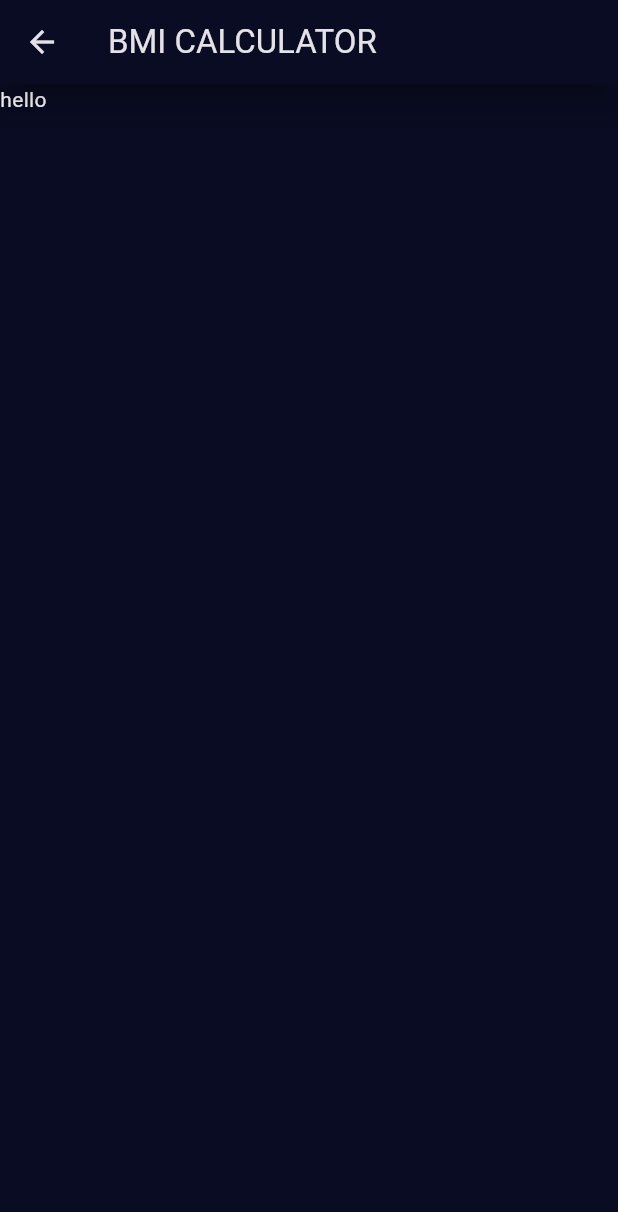
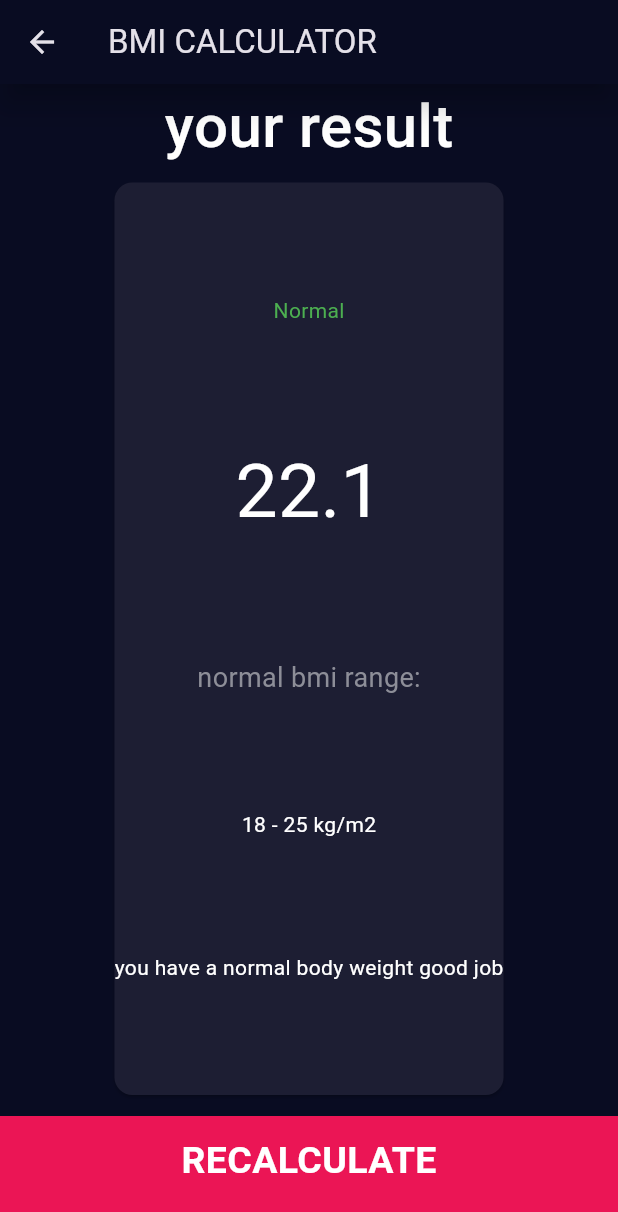
Before and after one commit to youssefzouari/bmi_caaalculator, a Flutter app: the screen it shows after launch, after a tap on "CALCULATE", on a phone screen of 412 x 824 dp. Shown: the top 1212 px of the screen. Run offline on Flutter 3.47's test engine with Material 3 defaults, Android fonts, the phone set to English and light mode, and no system bars; our stand-ins replace font_awesome_flutter.

Commit message:
sixth commit

```diff
--- a/lib/constants.dart
+++ b/lib/constants.dart
@@ -6,3 +6,4 @@ const kBottomcontainercolor = Color(0xFFEB1555);
 const kLabeltextstyle=TextStyle(fontSize: 18.0 ,color: Color(0xFF8D8E98));
 const khugeTextStyle=TextStyle(fontSize: 60.0, fontWeight: FontWeight.w900,);
 const kSmalltextStyle=TextStyle(fontSize: 40.0, fontWeight: FontWeight.w500,);
+const kLArgebuttontextstyle=TextStyle(fontSize: 25.0, fontWeight: FontWeight.bold,);
--- a/lib/inputpage.dart
+++ b/lib/inputpage.dart
@@ -154,13 +154,23 @@ class _InputPageState extends State<InputPage> {
                         Row(
                           mainAxisAlignment: MainAxisAlignment.center,
                           children: [
-                            RoundIconButton(faIcon: FontAwesomeIcons.minus, onPress: (){setState(() {
-                              weight--;
-                            });}),
+                            RoundIconButton(
+                              faIcon: FontAwesomeIcons.minus,
+                              onPress: () {
+                                setState(() {
+                                  weight--;
+                                });
+                              },
+                            ),
                             Text(weight.toString(), style: khugeTextStyle),
-                            RoundIconButton(faIcon: FontAwesomeIcons.plus, onPress: (){setState(() {
-                              weight++;
-                            });})
+                            RoundIconButton(
+                              faIcon: FontAwesomeIcons.plus,
+                              onPress: () {
+                                setState(() {
+                                  weight++;
+                                });
+                              },
+                            ),
                           ],
                         ),
                       ],
@@ -179,13 +189,23 @@ class _InputPageState extends State<InputPage> {
                         Row(
                           mainAxisAlignment: MainAxisAlignment.center,
                           children: [
-                            RoundIconButton(faIcon: FontAwesomeIcons.minus, onPress: (){setState(() {
-                              age--;
-                            });}),
+                            RoundIconButton(
+                              faIcon: FontAwesomeIcons.minus,
+                              onPress: () {
+                                setState(() {
+                                  age--;
+                                });
+                              },
+                            ),
                             Text(age.toString(), style: khugeTextStyle),
-                            RoundIconButton(faIcon: FontAwesomeIcons.plus, onPress: (){setState(() {
-                              age++;
-                            });})
+                            RoundIconButton(
+                              faIcon: FontAwesomeIcons.plus,
+                              onPress: () {
+                                setState(() {
+                                  age++;
+                                });
+                              },
+                            ),
                           ],
                         ),
                       ],
@@ -204,13 +224,18 @@ class _InputPageState extends State<InputPage> {
             },
             child: Container(
               margin: const EdgeInsets.only(top: 10.0),
+              padding:  const EdgeInsets.only(bottom: 20.0),
               color: kBottomcontainercolor,
               width: double.infinity,
               height: kBottomcontainerheight,
-              child : Center(child: Text("CALCULATE",style: TextStyle(fontSize: 35.0),),),
+              child: Center(
+                child: Text(
+                  "CALCULATE",
+                  style: kLArgebuttontextstyle,
+                ),
+              ),
             ),
-          )
-
+          ),
         ],
       ),
     );
@@ -218,13 +243,13 @@ class _InputPageState extends State<InputPage> {
 }
 
 class RoundIconButton extends StatelessWidget {
-  RoundIconButton({ required this.faIcon,required this.onPress});
+  RoundIconButton({required this.faIcon, required this.onPress});
   final FaIconData faIcon;
   final VoidCallback? onPress;
   @override
   Widget build(BuildContext context) {
     return RawMaterialButton(
-      child : FaIcon(faIcon),
+      child: FaIcon(faIcon),
       shape: CircleBorder(),
       fillColor: Color(0xFF2d3559),
       constraints: const BoxConstraints.tightFor(width: 40.0, height: 40.0),
@@ -232,6 +257,4 @@ class RoundIconButton extends StatelessWidget {
       onPressed: onPress,
     );
   }
-
-
 }
--- a/lib/result_page.dart
+++ b/lib/result_page.dart
@@ -1,9 +1,55 @@
+import 'package:bmi_caaalculator/constants.dart';
 import 'package:flutter/material.dart';
+
 class ResultPage extends StatelessWidget {
   const ResultPage({super.key});
 
   @override
   Widget build(BuildContext context) {
-    return Scaffold(appBar: AppBar(title: Text( "BMI CALCULATOR",),),body: Text("hello"),);
+    return Scaffold(
+      appBar: AppBar(title: Text("BMI CALCULATOR")),
+      body: Column(
+        children: <Widget>[
+          Expanded(flex: 1, child: Text("your result", style: kSmalltextStyle)),
+          Expanded(
+            flex: 10,
+            child: Card(
+              color: kPassifreusiablecardcolor,
+              child: Column(
+                mainAxisAlignment: MainAxisAlignment.spaceEvenly,
+                children: <Widget>[
+                  Text("Normal", style: TextStyle(color: Colors.green)),
+                  Text("22.1", style: TextStyle(fontSize: 50.0)),
+                  Text("normal bmi range:", style: kLabeltextstyle),
+                  Text('18 - 25 kg/m2'),
+                  Text("you have a normal body weight good job"),
+                ],
+              ),
+            ),
+          ),
+          GestureDetector(
+            onTap: () {
+              Navigator.push(
+                context,
+                MaterialPageRoute(builder: (context) => ResultPage()),
+              );
+            },
+            child: Container(
+              margin: const EdgeInsets.only(top: 10.0),
+              padding:  const EdgeInsets.only(bottom: 20.0),
+              color: kBottomcontainercolor,
+              width: double.infinity,
+              height: kBottomcontainerheight,
+              child: Center(
+                child: Text(
+                  "RECALCULATE",
+                  style: kLArgebuttontextstyle,
+                ),
+              ),
+            ),
+          ),
+        ],
+      ),
+    );
   }
 }
```
